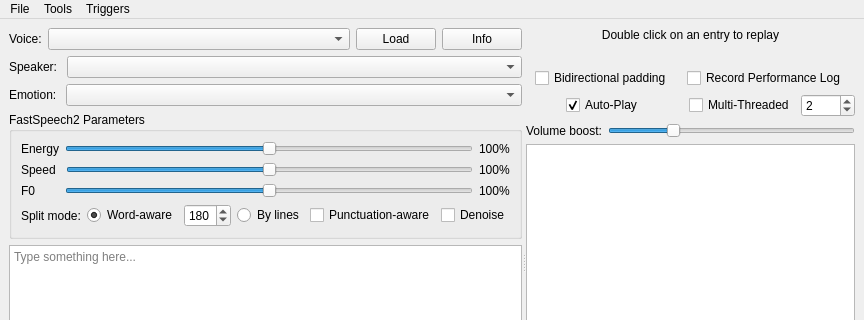
This is mainwindow.ui in ZDisket/TensorVox as Qt 5 draws it before an edit; both pictures show x 0 to 864 and y 0 to 320 of the 864 by 526 pixel window. The edited form follows.
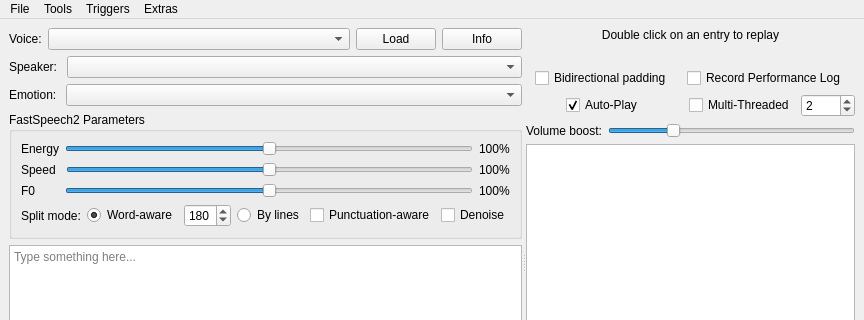
This is the edited form. Icons and pictures are not drawn.

Commit message: Add extra to allow denoise WAV with RNNoise, modify text tokenizer filters on g2p train script to avoid excluding GlobalPhone modifiers

Patch:
```diff
--- a/mainwindow.ui
+++ b/mainwindow.ui
@@ -636,9 +636,16 @@
     <addaction name="actionRefresh_model_listing"/>
     <addaction name="actAutoInferClipBrd"/>
    </widget>
+   <widget class="QMenu" name="menuExtras">
+    <property name="title">
+     <string>Extras</string>
+    </property>
+    <addaction name="actDenWAV"/>
+   </widget>
    <addaction name="menuFile"/>
    <addaction name="menuTools"/>
    <addaction name="menuTriggers"/>
+   <addaction name="menuExtras"/>
   </widget>
   <widget class="QStatusBar" name="statusbar"/>
   <action name="actionExport_performance_report">
```
Left out of the diff: 5 changed lines with no effect on the pictures. The commit also changes 6 other files.
